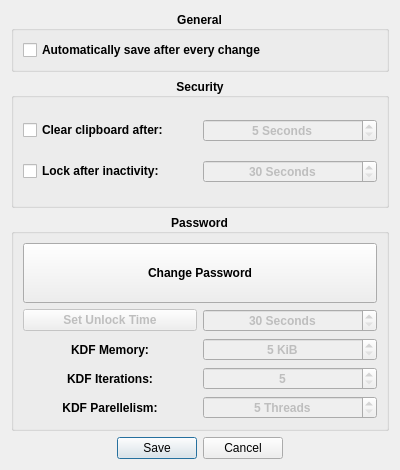
The window that src/ui/DatabaseSettingsManager.ui (AdrianoGoede/LockBox) describes before a commit, drawn with Qt 5.
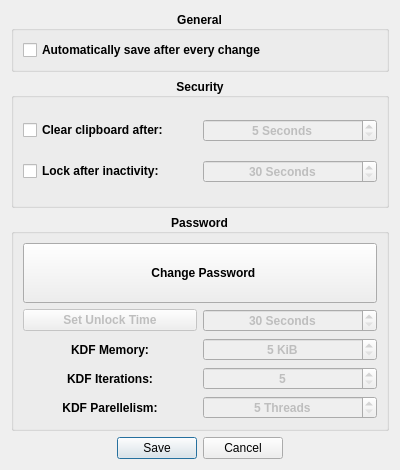
The same window after the commit. Icons and pictures are not drawn.

What changed in the file:
```diff
--- a/src/ui/DatabaseSettingsManager.ui
+++ b/src/ui/DatabaseSettingsManager.ui
@@ -257,7 +257,7 @@
          </sizepolicy>
         </property>
         <property name="text">
-         <string>Change Password</string>
+         <string>  Change Password</string>
         </property>
         <property name="icon">
          <iconset theme="QIcon::ThemeIcon::SystemLockScreen"/>
```
Left out of the diff: 10 changed lines with no effect on the pictures.
